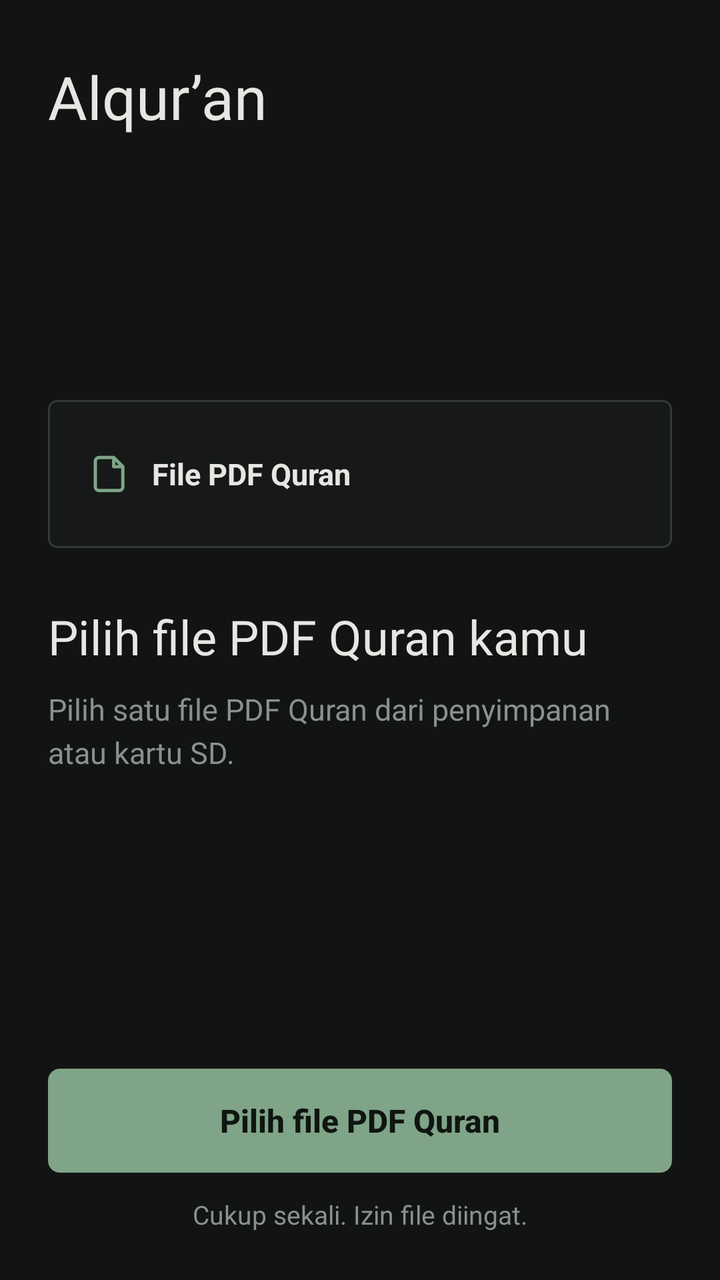
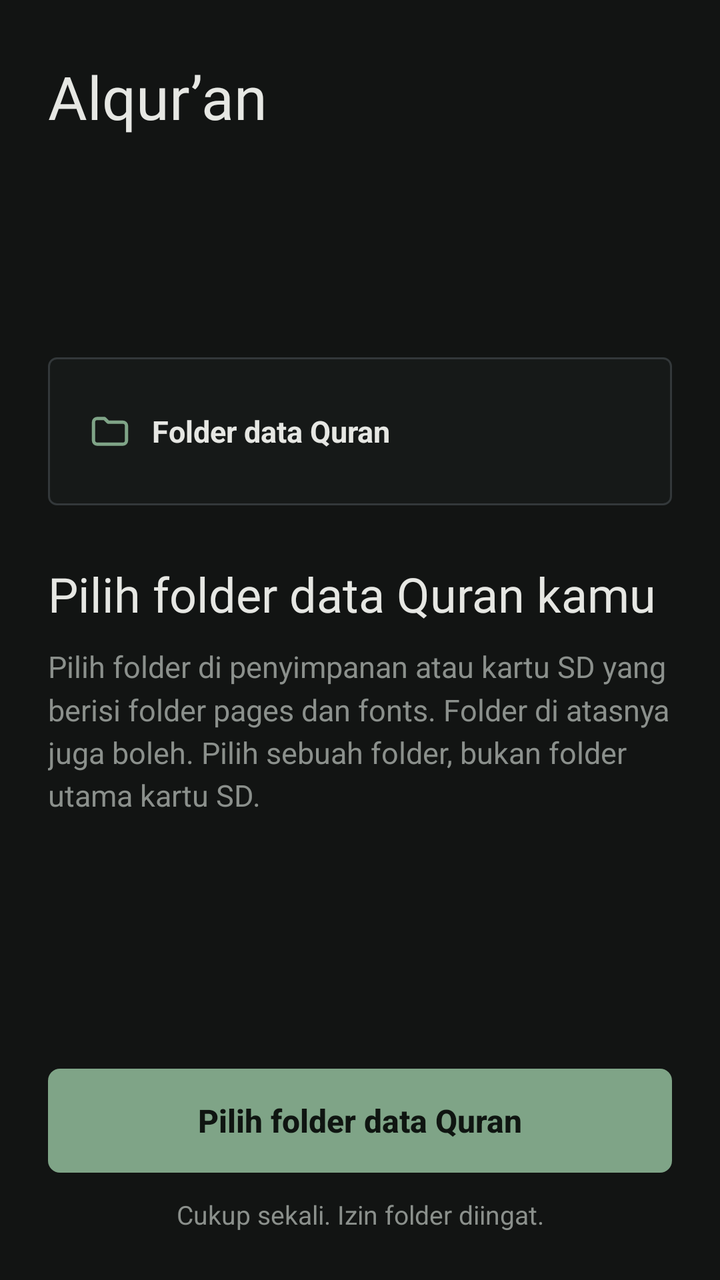

Compare the two renders of this Android layout. The source of the first and the diff that turns it into the second are given below.
<!-- AndroidManifest.xml: application theme Theme.Alquran -->
<!-- res/layout/activity_welcome.xml -->
<?xml version="1.0" encoding="utf-8"?>
<LinearLayout xmlns:android="http://schemas.android.com/apk/res/android"
    android:layout_width="match_parent"
    android:layout_height="match_parent"
    android:background="@color/bg"
    android:orientation="vertical"
    android:paddingStart="24dp"
    android:paddingTop="28dp"
    android:paddingEnd="24dp"
    android:paddingBottom="24dp">

    <TextView
        android:layout_width="wrap_content"
        android:layout_height="wrap_content"
        android:fontFamily="@font/cardo_bold"
        android:text="@string/app_name"
        android:textColor="@color/text"
        android:textSize="30sp" />

    <ScrollView
        android:layout_width="match_parent"
        android:layout_height="0dp"
        android:layout_weight="1"
        android:fillViewport="true">

        <LinearLayout
            android:layout_width="match_parent"
            android:layout_height="match_parent"
            android:gravity="center_vertical"
            android:orientation="vertical">

            <LinearLayout
                android:layout_width="match_parent"
                android:layout_height="wrap_content"
                android:background="@drawable/bg_page"
                android:importantForAccessibility="no"
                android:orientation="vertical"
                android:padding="20dp">

                <LinearLayout
                    android:layout_width="match_parent"
                    android:layout_height="34dp"
                    android:gravity="center_vertical"
                    android:orientation="horizontal">

                    <ImageView
                        android:id="@+id/ic_root"
                        android:layout_width="22dp"
                        android:layout_height="22dp"
                        android:importantForAccessibility="no"
                        android:src="@drawable/ic_file"
                        android:tint="@color/accent" />

                    <TextView
                        android:layout_width="wrap_content"
                        android:layout_height="wrap_content"
                        android:layout_marginStart="10dp"
                        android:text="@string/pdf_nama_file"
                        android:textColor="@color/text"
                        android:textSize="15sp"
                        android:textStyle="bold" />
                </LinearLayout>

            </LinearLayout>

            <TextView
                android:id="@+id/welcome_title"
                android:layout_width="match_parent"
                android:layout_height="wrap_content"
                android:layout_marginTop="28dp"
                android:fontFamily="@font/cardo_bold"
                android:text="@string/welcome_title"
                android:textColor="@color/text"
                android:textSize="24sp" />

            <TextView
                android:id="@+id/welcome_desc"
                android:layout_width="match_parent"
                android:layout_height="wrap_content"
                android:layout_marginTop="10dp"
                android:lineSpacingMultiplier="1.2"
                android:text="@string/welcome_desc"
                android:textColor="@color/muted"
                android:textSize="15sp" />
        </LinearLayout>
    </ScrollView>

    <Button
        android:id="@+id/btn_pick"
        android:layout_width="match_parent"
        android:layout_height="52dp"
        android:layout_marginTop="16dp"
        android:background="@drawable/bg_button"
        android:stateListAnimator="@null"
        android:text="@string/welcome_button"
        android:textAllCaps="false"
        android:textColor="@color/on_accent"
        android:textSize="16sp"
        android:textStyle="bold" />

    <TextView
        android:id="@+id/welcome_note"
        android:layout_width="match_parent"
        android:layout_height="wrap_content"
        android:layout_marginTop="12dp"
        android:gravity="center"
        android:text="@string/welcome_note"
        android:textColor="@color/muted"
        android:textSize="13sp" />
</LinearLayout>
<!-- resources referenced by this layout -->
<resources>
  <color name="accent">#7FA487</color>
  <color name="bg">#121413</color>
  <color name="muted">#8B908C</color>
  <color name="on_accent">#0F1511</color>
  <color name="text">#E6E7E3</color>
  <!-- drawable bg_button (drawable) -->
  <?xml version="1.0" encoding="utf-8"?>
  <ripple xmlns:android="http://schemas.android.com/apk/res/android"
      android:color="#33000000">
      <item>
          <shape android:shape="rectangle">
              <solid android:color="@color/accent" />
              <corners android:radius="6dp" />
          </shape>
      </item>
  </ripple>
  <!-- drawable bg_page (drawable) -->
  <?xml version="1.0" encoding="utf-8"?>
  <shape xmlns:android="http://schemas.android.com/apk/res/android"
      android:shape="rectangle">
      <solid android:color="@color/page" />
      <stroke
          android:width="1dp"
          android:color="@color/frame" />
      <corners android:radius="4dp" />
  </shape>
  <!-- drawable ic_file (drawable) -->
  <?xml version="1.0" encoding="utf-8"?>
  <vector xmlns:android="http://schemas.android.com/apk/res/android"
      android:width="22dp"
      android:height="22dp"
      android:viewportWidth="24"
      android:viewportHeight="24">
      <path
          android:pathData="M6,3h8l5,5v11a2,2 0 0,1 -2,2H6a2,2 0 0,1 -2,-2V5a2,2 0 0,1 2,-2z"
          android:strokeColor="#FFFFFF"
          android:strokeWidth="1.8"
          android:strokeLineJoin="round" />
      <path
          android:pathData="M14,3v5h5"
          android:strokeColor="#FFFFFF"
          android:strokeWidth="1.8"
          android:strokeLineJoin="round" />
  </vector>
  <string name="app_name">Alqur’an</string>
  <string name="pdf_nama_file">File PDF Quran</string>
  <string name="welcome_button">Pilih file PDF Quran</string>
  <string name="welcome_desc">Pilih satu file PDF Quran dari penyimpanan atau kartu SD.</string>
  <string name="welcome_note">Cukup sekali. Izin file diingat.</string>
  <string name="welcome_title">Pilih file PDF Quran kamu</string>
  <style name="Theme.Alquran" parent="Theme.AppCompat.NoActionBar">
          <item name="android:windowBackground">@color/bg</item>
          <item name="android:statusBarColor">@color/bg</item>
          <item name="android:navigationBarColor">@color/bg</item>
          <item name="android:windowLightStatusBar">false</item>
      </style>
  <color name="page">#161918</color>
  <color name="frame">#33383A</color>
</resources>

<!-- the commit's change to res/layout/activity_welcome.xml (unified diff, before → after) -->
@@ -48,14 +48,14 @@
                         android:layout_width="22dp"
                         android:layout_height="22dp"
                         android:importantForAccessibility="no"
-                        android:src="@drawable/ic_file"
+                        android:src="@drawable/ic_folder"
                         android:tint="@color/accent" />
 
                     <TextView
                         android:layout_width="wrap_content"
                         android:layout_height="wrap_content"
                         android:layout_marginStart="10dp"
-                        android:text="@string/pdf_nama_file"
+                        android:text="@string/folder_nama"
                         android:textColor="@color/text"
                         android:textSize="15sp"
                         android:textStyle="bold" />
<!-- resource entries referenced after the edit -->
@@ -26,7 +26,7 @@
           android:color="@color/frame" />
       <corners android:radius="4dp" />
   </shape>
-  <!-- drawable ic_file (drawable) -->
+  <!-- drawable ic_folder (drawable) -->
   <?xml version="1.0" encoding="utf-8"?>
   <vector xmlns:android="http://schemas.android.com/apk/res/android"
       android:width="22dp"
@@ -34,22 +34,17 @@
       android:viewportWidth="24"
       android:viewportHeight="24">
       <path
-          android:pathData="M6,3h8l5,5v11a2,2 0 0,1 -2,2H6a2,2 0 0,1 -2,-2V5a2,2 0 0,1 2,-2z"
-          android:strokeColor="#FFFFFF"
-          android:strokeWidth="1.8"
-          android:strokeLineJoin="round" />
-      <path
-          android:pathData="M14,3v5h5"
+          android:pathData="M3,7a2,2 0 0,1 2,-2h4l2,2h8a2,2 0 0,1 2,2v8a2,2 0 0,1 -2,2H5a2,2 0 0,1 -2,-2z"
           android:strokeColor="#FFFFFF"
           android:strokeWidth="1.8"
           android:strokeLineJoin="round" />
   </vector>
   <string name="app_name">Alqur’an</string>
-  <string name="pdf_nama_file">File PDF Quran</string>
-  <string name="welcome_button">Pilih file PDF Quran</string>
-  <string name="welcome_desc">Pilih satu file PDF Quran dari penyimpanan atau kartu SD.</string>
-  <string name="welcome_note">Cukup sekali. Izin file diingat.</string>
-  <string name="welcome_title">Pilih file PDF Quran kamu</string>
+  <string name="folder_nama">Folder data Quran</string>
+  <string name="welcome_button">Pilih folder data Quran</string>
+  <string name="welcome_desc">Pilih folder di penyimpanan atau kartu SD yang berisi folder pages dan fonts. Folder di atasnya juga boleh. Pilih sebuah folder, bukan folder utama kartu SD.</string>
+  <string name="welcome_note">Cukup sekali. Izin folder diingat.</string>
+  <string name="welcome_title">Pilih folder data Quran kamu</string>
   <style name="Theme.Alquran" parent="Theme.AppCompat.NoActionBar">
           <item name="android:windowBackground">@color/bg</item>
           <item name="android:statusBarColor">@color/bg</item>
